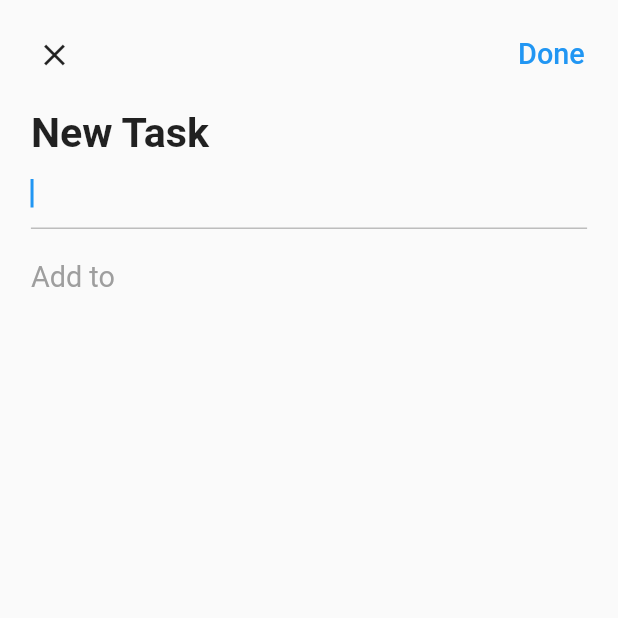
After one commit to djcrust/todo_project, a Flutter app: the AddDialog screen opened directly, on a phone screen of 412 x 824 dp, the top half of it. The commit adds this screen. Run offline on Flutter 3.47's test engine with Material 2 defaults, Android fonts, the light colour scheme and no system bars; our stand-ins replace dotted_border, equatable, flutter_easyloading, get, get_storage, step_progress_indicator; accounts and stored records are empty.

Commit message:
Task details

```diff
--- a/lib/app/data/services/storage/services.dart
+++ b/lib/app/data/services/storage/services.dart
@@ -6,16 +6,16 @@ class StorageService extends GetxService {
   late GetStorage _box;
   Future<StorageService> init() async {
     _box = GetStorage();
+    //await _box.write(taskKey, []);
     await _box.writeIfNull(taskKey, []);
     return this;
   }
 
-  T read<T>(String key){
+  T read<T>(String key) {
     return _box.read(key);
   }
 
   void write(String key, dynamic value) async {
     await _box.write(key, value);
   }
-
 }
--- a/lib/app/modules/home/controller.dart
+++ b/lib/app/modules/home/controller.dart
@@ -12,7 +12,9 @@ class HomeController extends GetxController {
   final formKey = GlobalKey<FormState>();
   final editCrtl = TextEditingController();
   final chipIndex = 0.obs;
+  final deleting = false.obs;
   final tasks = <Task>[].obs;
+  final task = Rx<Task?>(null);
 
   @override
   void onInit() {
@@ -23,11 +25,20 @@ class HomeController extends GetxController {
 
   @override
   void onClose() {
+    editCrtl.dispose();
     super.onClose();
   }
 
   void changeChipIndex(int value) {
     chipIndex.value = value;
+  }
+
+  void changeDeleting(bool value) {
+    deleting.value = value;
+  }
+
+  void changeTask(Task? select) {
+    task.value = select;
   }
 
   bool addTask(Task task) {
@@ -37,4 +48,26 @@ class HomeController extends GetxController {
     tasks.add(task);
     return true;
   }
+
+  void deleteTask(Task task) {
+    tasks.remove(task);
+  }
+
+  updateTask(Task task, String title) {
+    var todos = task.todos ?? [];
+    if (containeTodo(todos, title)) {
+      return false;
+    }
+    var todo = {'title': title, 'done': false};
+    todos.add(todo);
+    var newTask = task.copyWith(todos: todos);
+    int oldIdx = tasks.indexOf(task);
+    tasks[oldIdx] = newTask;
+    tasks.refresh();
+    return true;
+  }
+
+  bool containeTodo(List todos, String title) {
+    return todos.any((element) => element['title'] == title);
+  }
 }
--- /dev/null
+++ b/lib/app/modules/home/widgets/add_dialog.dart
@@ -0,0 +1,150 @@
+import 'package:flutter/material.dart';
+import 'package:flutter_easyloading/flutter_easyloading.dart';
+import 'package:get/get.dart';
+import 'package:todo_project/app/core/utils/extensions.dart';
+import 'package:todo_project/app/modules/home/controller.dart';
+
+class AddDialog extends StatelessWidget {
+  final homeCtrl = Get.find<HomeController>();
+  AddDialog({Key? key}) : super(key: key);
+
+  @override
+  Widget build(BuildContext context) {
+    return Scaffold(
+      body: Form(
+        key: homeCtrl.formKey,
+        child: ListView(
+          children: [
+            Padding(
+              padding: EdgeInsets.all(3.0.wp),
+              child: Row(
+                mainAxisAlignment: MainAxisAlignment.spaceBetween,
+                children: [
+                  IconButton(
+                    onPressed: () {
+                      Get.back();
+                      homeCtrl.editCrtl.clear();
+                      homeCtrl.changeTask(null);
+                    },
+                    icon: const Icon(Icons.close),
+                  ),
+                  TextButton(
+                    style: ButtonStyle(
+                      overlayColor:
+                          MaterialStateProperty.all(Colors.transparent),
+                    ),
+                    onPressed: () {
+                      if (homeCtrl.formKey.currentState!.validate()) {
+                        if (homeCtrl.task.value == null) {
+                          EasyLoading.showError('Please select a task type!');
+                        } else {
+                          var success = homeCtrl.updateTask(
+                            homeCtrl.task.value!,
+                            homeCtrl.editCrtl.text,
+                          );
+                          if (success) {
+                            EasyLoading.showSuccess('Todo Item add success!');
+                            Get.back();
+                            homeCtrl.changeTask(null);
+                          } else {
+                            EasyLoading.showError('Todo item already exist!');
+                          }
+                          homeCtrl.editCrtl.clear();
+                        }
+                      }
+                    },
+                    child: Text(
+                      'Done',
+                      style: TextStyle(fontSize: 14.0.sp),
+                    ),
+                  )
+                ],
+              ),
+            ),
+            Padding(
+              padding: EdgeInsets.symmetric(horizontal: 5.0.wp),
+              child: Text(
+                'New Task',
+                style: TextStyle(
+                  fontSize: 20.0.sp,
+                  fontWeight: FontWeight.bold,
+                ),
+              ),
+            ),
+            Padding(
+              padding: EdgeInsets.symmetric(horizontal: 5.0.wp),
+              child: TextFormField(
+                controller: homeCtrl.editCrtl,
+                decoration: InputDecoration(
+                  focusedBorder: UnderlineInputBorder(
+                      borderSide: BorderSide(color: Colors.grey[400]!)),
+                ),
+                autofocus: true,
+                validator: (value) {
+                  if (value == null || value.trim().isEmpty) {
+                    return 'Please enter your todo item';
+                  }
+                  return null;
+                },
+              ),
+            ),
+            Padding(
+              padding: EdgeInsets.only(
+                top: 5.0.wp,
+                left: 5.0.wp,
+                right: 5.0.wp,
+                bottom: 2.0.wp,
+              ),
+              child: Text(
+                'Add to',
+                style: TextStyle(
+                  fontSize: 14.0.sp,
+                  color: Colors.grey,
+                ),
+              ),
+            ),
+            ...homeCtrl.tasks
+                .map(
+                  (element) => Obx(
+                    () => InkWell(
+                      onTap: () => homeCtrl.changeTask(element),
+                      child: Padding(
+                        padding: EdgeInsets.symmetric(
+                            vertical: 3.0.wp, horizontal: 5.0.wp),
+                        child: Row(
+                          mainAxisAlignment: MainAxisAlignment.spaceBetween,
+                          children: [
+                            Row(
+                              children: [
+                                Icon(
+                                  IconData(element.icon,
+                                      fontFamily: 'MaterialIcons'),
+                                  color: HexColor.fromHex(element.color),
+                                ),
+                                SizedBox(width: 3.0.wp),
+                                Text(
+                                  element.title,
+                                  style: TextStyle(
+                                      fontSize: 12.0.sp,
+                                      fontWeight: FontWeight.bold),
+                                ),
+                              ],
+                            ),
+                            if (homeCtrl.task.value == element)
+                              const Icon(
+                                Icons.check,
+                                color: Colors.blue,
+                              ),
+                          ],
+                        ),
+                      ),
+                    ),
+                  ),
+                )
+                .toList()
+          ],
+        ),
+      ),
+    );
+  }
+}
```
Also changed, not shown: lib/app/modules/home/view.dart (+45 -8 lines), lib/app/modules/home/widgets/task_card.dart (+57 -4 lines).
